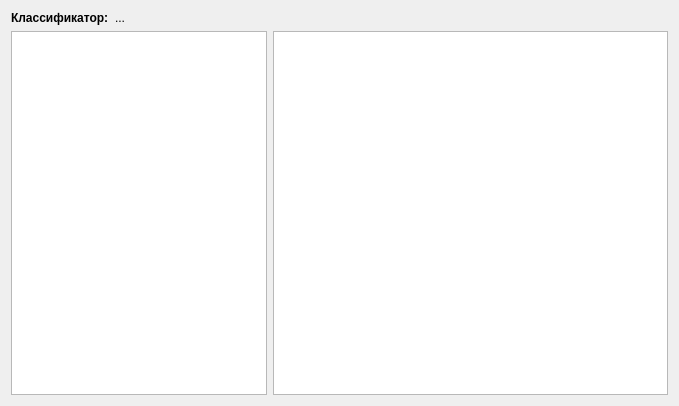
Before: the Qt Designer form libmap2/rscviewer.ui in yog-muskrat/libmap2, drawn with Qt 5.
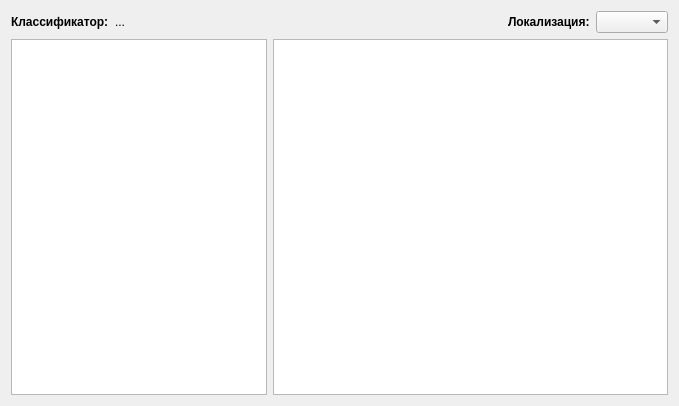
After: the same form once the commit is applied.

```diff
--- a/libmap2/rscviewer.ui
+++ b/libmap2/rscviewer.ui
@@ -42,6 +42,22 @@
        </property>
       </widget>
      </item>
+     <item>
+      <widget class="QLabel" name="lblLocal">
+       <property name="font">
+        <font>
+         <weight>75</weight>
+         <bold>true</bold>
+        </font>
+       </property>
+       <property name="text">
+        <string>Локализация:</string>
+       </property>
+      </widget>
+     </item>
+     <item>
+      <widget class="QComboBox" name="cbLocal"/>
+     </item>
     </layout>
    </item>
    <item>
```
